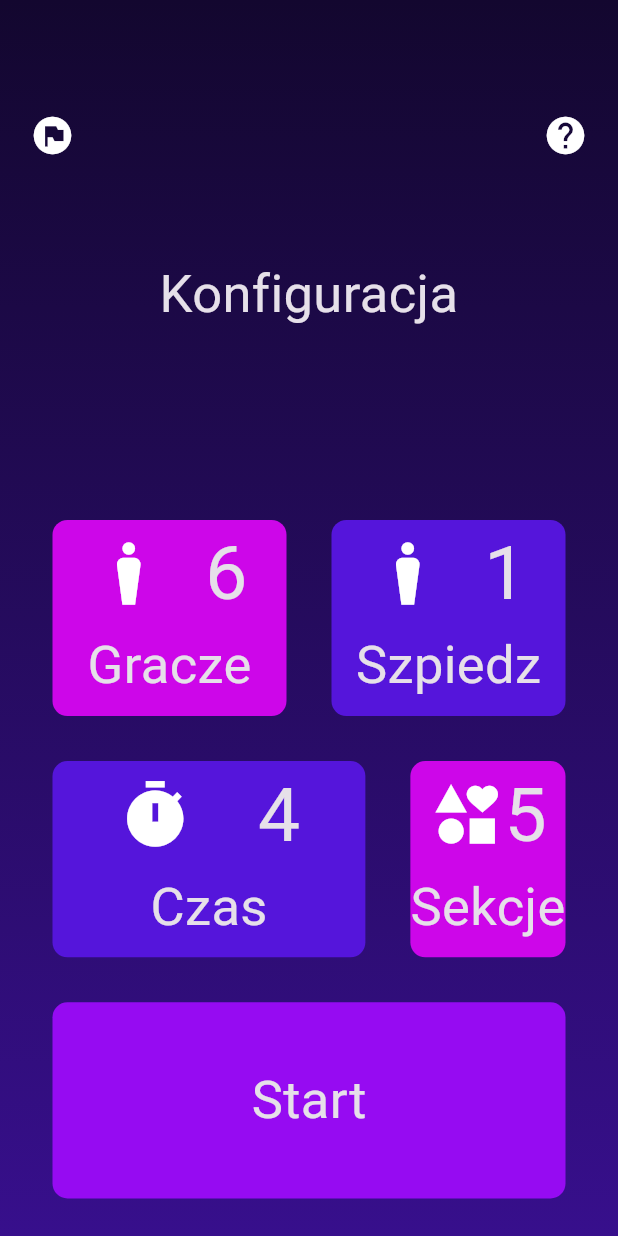
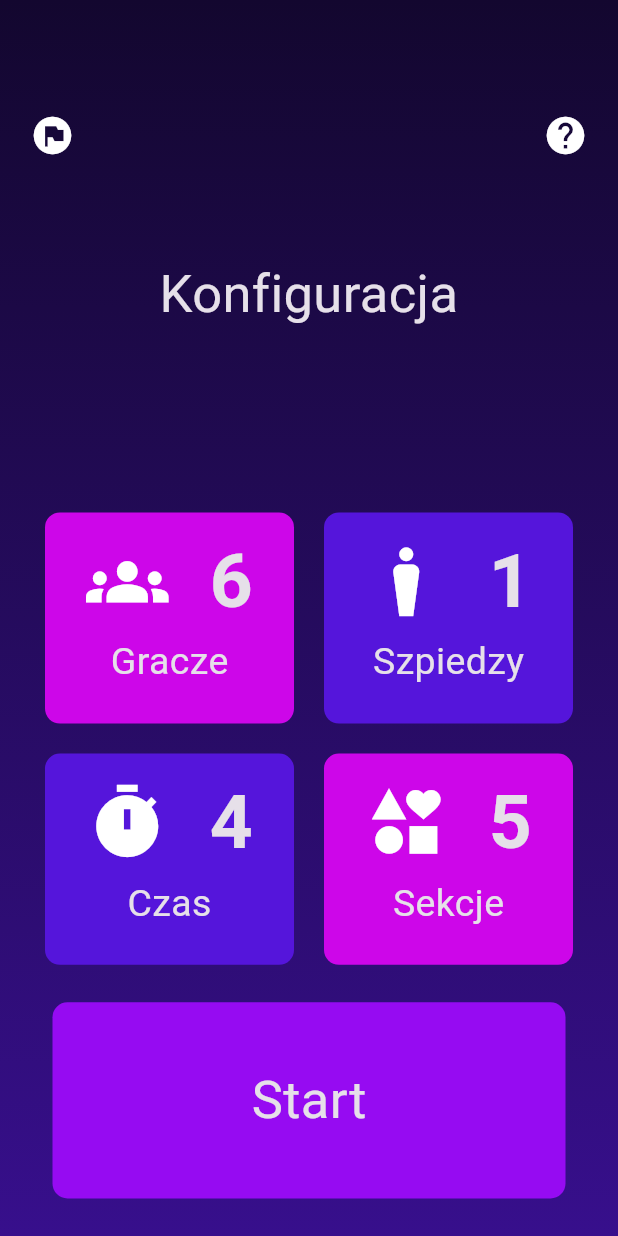
Before and after one commit to pawelmajchrzak/szpiegula_flutter, a Flutter app: the screen it shows after launch, on a phone screen of 412 x 824 dp. Run offline on Flutter 3.47's test engine with Material 3 defaults, Android fonts, the phone set to English and light mode, and no system bars.

Commit message:
create for card using Reusable_card

```diff
--- a/lib/start_screen.dart
+++ b/lib/start_screen.dart
@@ -56,54 +56,11 @@ class _StartScreenState extends State<StartScreen> {
                 children: [
                   Expanded(
                     child: ReusableCard(
-                        kCardColourFirst,
-                        Icons.man_4,
-                        6,
-                        'Gracze',
-                        () {
-
-                        }
-                    ),
+                        kCardColourFirst, Icons.groups, 6, 'Gracze', () {}),
                   ),
                   Expanded(
-                    child: GestureDetector(
-                      onTap: () {
-                        print('click');
-                        //onPress();
-                      },
-                      child: Container(
-                        margin: EdgeInsets.all(15),
-                        decoration: BoxDecoration(
-                          color: Color(0xFF5515db),
-                          borderRadius: BorderRadius.circular(10.0),
-                        ),
-                        child: const Column(
-                          children: [
-                            Row(
-                              mainAxisAlignment: MainAxisAlignment.spaceEvenly,
-                              children: [
-                                Icon(
-                                  Icons.man_4,
-                                  size: 50,
-                                ),
-                                Text(
-                                  '1',
-                                  style: TextStyle(
-                                    fontSize: 50,
-                                  ),
-                                ),
-                              ],
-                            ),
-                            Text(
-                              'Szpiedz',
-                              style: TextStyle(
-                                fontSize: 35,
-                              ),
-                            ),
-                          ],
-                        ),
-                      ),
-                    ),
+                    child: ReusableCard(
+                        kCardColourSecond, Icons.man_4, 1, 'Szpiedzy', () {}),
                   ),
                 ],
               ),
@@ -112,86 +69,17 @@ class _StartScreenState extends State<StartScreen> {
               child: Row(
                 children: [
                   Expanded(
-                    child: GestureDetector(
-                      onTap: () {
-                        print('click');
-                        //onPress();
-                      },
-                      child: Container(
-                        margin: EdgeInsets.all(15),
-                        decoration: BoxDecoration(
-                          color: Color(0xFF5515db),
-                          borderRadius: BorderRadius.circular(10.0),
-                        ),
-                        child: const Column(
-                          children: [
-                            Row(
-                              mainAxisAlignment: MainAxisAlignment.spaceEvenly,
-                              children: [
-                                Icon(
-                                  Icons.timer,
-                                  size: 50,
-                                ),
-                                Text(
-                                  '4',
-                                  style: TextStyle(
-                                    fontSize: 50,
-                                  ),
-                                ),
-                              ],
-                            ),
-                            Text(
-                              'Czas',
-                              style: TextStyle(
-                                fontSize: 35,
-                              ),
-                            ),
-                          ],
-                        ),
-                      ),
-                    ),
+                    child: ReusableCard(
+                        kCardColourSecond, Icons.timer, 4, 'Czas', () {}),
                   ),
-                  GestureDetector(
-                    onTap: () {
-                      print('click');
-                      //onPress();
-                    },
-                    child: Container(
-                      margin: EdgeInsets.all(15),
-                      decoration: BoxDecoration(
-                        color: Color(0xFFcd06e9),
-                        borderRadius: BorderRadius.circular(10.0),
-                      ),
-                      child: const Column(
-                        children: [
-                          Row(
-                            mainAxisAlignment: MainAxisAlignment.spaceEvenly,
-                            children: [
-                              Icon(
-                                Icons.interests,
-                                size: 50,
-                              ),
-                              Text(
-                                '5',
-                                style: TextStyle(
-                                  fontSize: 50,
-                                ),
-                              ),
-                            ],
-                          ),
-                          Text(
-                            'Sekcje',
-                            style: TextStyle(
-                              fontSize: 35,
-                            ),
-                          ),
-                        ],
-                      ),
-                    ),
+                  Expanded(
+                    child: ReusableCard(
+                        kCardColourFirst, Icons.interests, 5, 'Sekcje', () {}),
                   ),
                 ],
               ),
             ),
+
             Expanded(
               child: Container(
                 margin: EdgeInsets.all(15),
@@ -204,16 +92,16 @@ class _StartScreenState extends State<StartScreen> {
                     print('click');
                     //onPress();
                   },
-                  child:  Center(
+                  child: Center(
                     child: Text(
-                        'Start',
-                        style: TextStyle(
-                          fontSize: 35,
-                        ),
+                      'Start',
+                      style: TextStyle(
+                        fontSize: 35,
                       ),
-                  ),
+                    ),
                   ),
                 ),
+              ),
             ),
           ],
         ),
--- a/lib/widgets/reusable_card.dart
+++ b/lib/widgets/reusable_card.dart
@@ -14,13 +14,13 @@ class ReusableCard extends StatelessWidget {
   Widget build(BuildContext context) {
     return GestureDetector(
       onTap: () {
-
         onPress();
       },
       child: Container(
-        margin: EdgeInsets.all(15),
+        padding: EdgeInsets.only(top: 10),
+        margin: EdgeInsets.all(10),
         decoration: BoxDecoration(
-          color: Color(0xFFcd06e9),
+          color: colorCard,
           borderRadius: BorderRadius.circular(10.0),
         ),
         child: Column(
@@ -30,20 +30,21 @@ class ReusableCard extends StatelessWidget {
               children: [
                 Icon(
                   iconCard,
-                  size: 50,
+                  size: 55,
                 ),
                 Text(
-                  '6',
+                  '$valueCard',
                   style: TextStyle(
                     fontSize: 50,
+                    fontWeight: FontWeight.bold,
                   ),
                 ),
               ],
             ),
             Text(
-              'Gracze',
+              nameCard,
               style: TextStyle(
-                fontSize: 35,
+                fontSize: 25,
               ),
             ),
           ],
```
